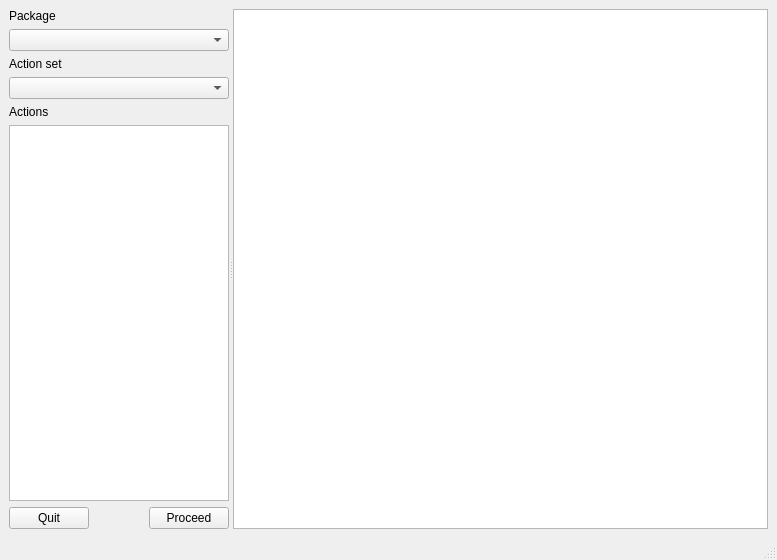
This is scripts/main_window.ui in warvariuc/mykde as Qt 5 draws it before an edit. The edited form follows.
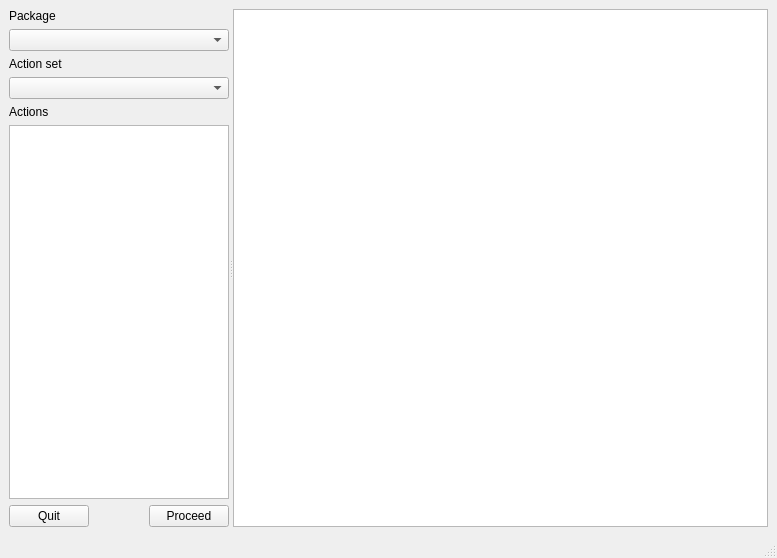
This is the edited form.

The edit to the form file:
```diff
--- a/scripts/main_window.ui
+++ b/scripts/main_window.ui
@@ -6,8 +6,8 @@
    <rect>
     <x>0</x>
     <y>0</y>
-    <width>775</width>
-    <height>560</height>
+    <width>773</width>
+    <height>558</height>
    </rect>
   </property>
   <property name="windowTitle">
@@ -159,7 +159,13 @@
         </item>
        </layout>
       </widget>
-      <widget class="QTextEdit" name="text_edit">
+      <widget class="QTextBrowser" name="textBrowser">
+       <property name="sizePolicy">
+        <sizepolicy hsizetype="MinimumExpanding" vsizetype="Expanding">
+         <horstretch>0</horstretch>
+         <verstretch>0</verstretch>
+        </sizepolicy>
+       </property>
        <property name="minimumSize">
         <size>
          <width>535</width>
```
Left out of the diff: 19 changed lines with no effect on the pictures.
